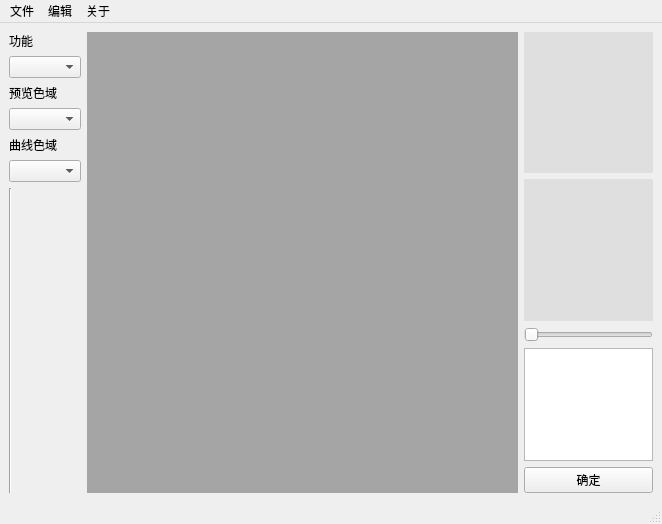
First picture: the form in main.ui, repository Aragorn42/image_handle, before the edit.
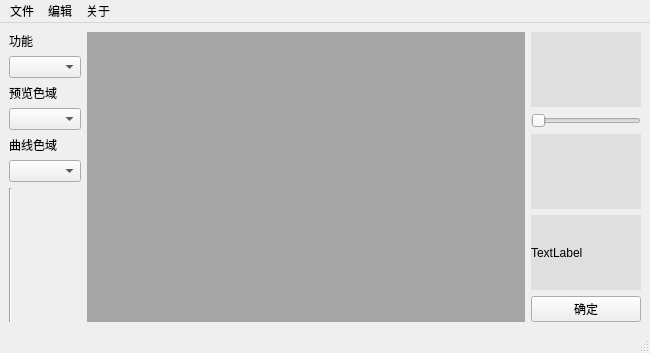
Second picture: the form after the edit. Custom widgets are drawn as their Qt base class.

Patch:
```diff
--- a/main.ui
+++ b/main.ui
@@ -6,15 +6,15 @@
    <rect>
     <x>0</x>
     <y>0</y>
-    <width>662</width>
-    <height>524</height>
+    <width>650</width>
+    <height>353</height>
    </rect>
   </property>
   <property name="windowTitle">
    <string>MainWindow</string>
   </property>
   <widget class="QWidget" name="centralwidget">
-   <layout class="QHBoxLayout" name="horizontalLayout" stretch="2,10,3">
+   <layout class="QHBoxLayout" name="horizontalLayout" stretch="0,12,3">
     <item>
      <layout class="QVBoxLayout" name="verticalLayout_3" stretch="1,0,0,0,0,10">
       <item>
@@ -71,7 +71,7 @@
      </widget>
     </item>
     <item>
-     <layout class="QVBoxLayout" name="verticalLayout" stretch="10,10,1,8,0">
+     <layout class="QVBoxLayout" name="verticalLayout" stretch="10,0,10,10,0">
       <item>
        <widget class="QLabel" name="label_prev">
         <property name="styleSheet">
@@ -82,16 +82,6 @@
         </property>
        </widget>
       </item>
-      <item>
-       <widget class="MyLabel" name="label_curv">
-        <property name="styleSheet">
-         <string notr="true">background-color: rgb(223, 223, 223);</string>
-        </property>
-        <property name="text">
-         <string/>
-        </property>
-       </widget>
-      </item>
       <item>
        <widget class="QSlider" name="slider_right">
         <property name="orientation">
@@ -100,7 +90,24 @@
        </widget>
       </item>
       <item>
-       <widget class="QTextBrowser" name="img_info"/>
+       <widget class="MyLabel" name="label_curv">
+        <property name="styleSheet">
+         <string notr="true">background-color: rgb(223, 223, 223);</string>
+        </property>
+        <property name="text">
+         <string/>
+        </property>
+       </widget>
+      </item>
+      <item>
+       <widget class="QLabel" name="label_hist">
+        <property name="styleSheet">
+         <string notr="true">background-color: rgb(223, 223, 223);</string>
+        </property>
+        <property name="text">
+         <string>TextLabel</string>
+        </property>
+       </widget>
       </item>
       <item>
        <widget class="QPushButton" name="button_run">
@@ -118,7 +125,7 @@
     <rect>
      <x>0</x>
      <y>0</y>
-     <width>662</width>
+     <width>650</width>
      <height>22</height>
     </rect>
    </property>
```
Left out of the diff: 2 changed lines with no effect on the pictures.
